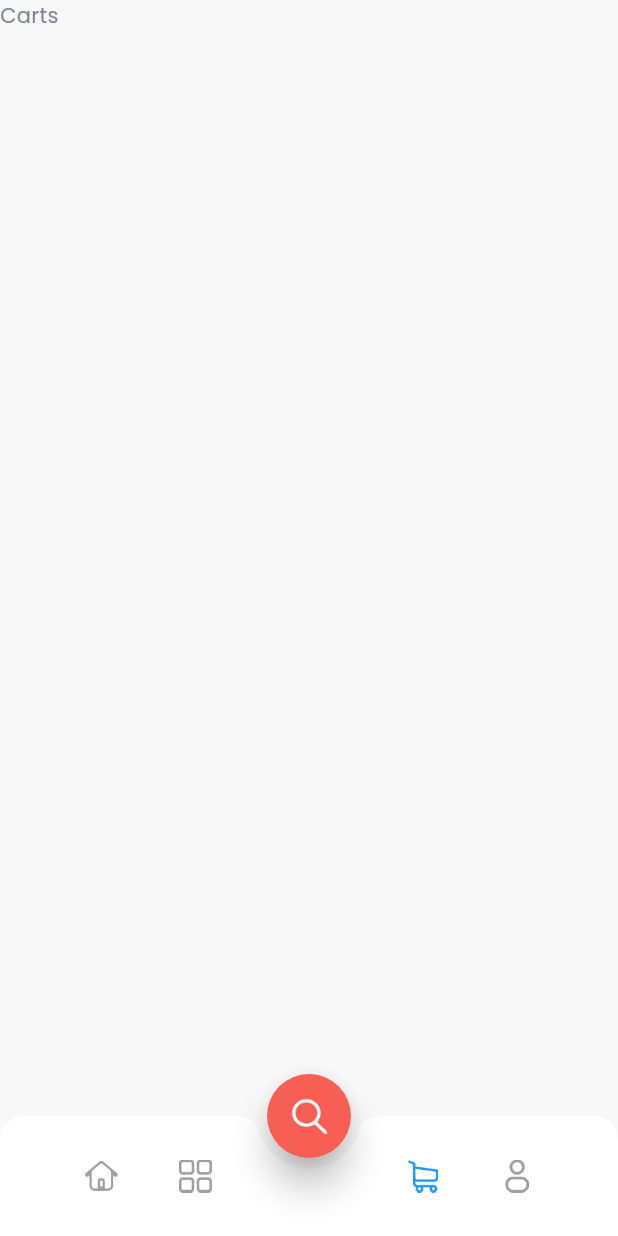
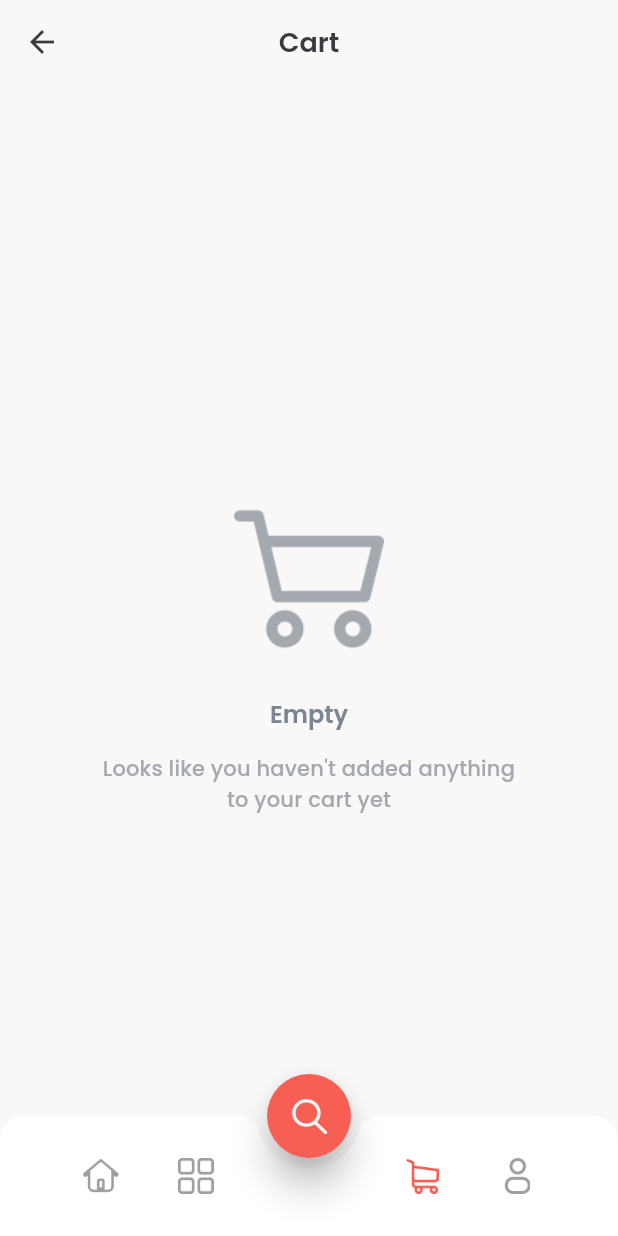
Before and after one commit to whoissharif/dokan, a Flutter app: the BottomNavView screen opened by its route, item 3 of the bottom bar chosen, on a phone screen of 412 x 824 dp. Run offline on Flutter 3.47's test engine with Material 3 defaults, Android fonts, the phone set to English and light mode, and no system bars; our stand-ins replace cached_network_image, dartz, dotted_border, flutter_widget_from_html, fluttertoast, get and 3 more; accounts and stored records are empty; network calls fail.

Commit message:
cart & explore empty screen design

```diff
--- a/lib/app/modules/bottom_nav/views/bottom_nav_view.dart
+++ b/lib/app/modules/bottom_nav/views/bottom_nav_view.dart
@@ -1,4 +1,6 @@
 import 'package:dokan/app/modules/my_account/views/my_account_view.dart';
+import 'package:dokan/app/modules/product/views/cart_view.dart';
+import 'package:dokan/app/modules/product/views/explore_view.dart';
 import 'package:dokan/app/modules/product/views/product_view.dart';
 import 'package:flutter/material.dart';
 import '../../../../theme/app_color.dart';
@@ -17,8 +19,8 @@ class _BottomNavViewState extends State<BottomNavView> {
 
   final List<Widget> _screens = [
     ProductView(),
-    const Explore(),
-    const Cart(),
+    const ExploreView(),
+    const CartView(),
     MyAccountView(),
   ];
 
@@ -93,40 +95,3 @@ class _BottomNavViewState extends State<BottomNavView> {
     );
   }
 }
-
-// Screens for the different bottom navigation items
-class Home extends StatelessWidget {
-  const Home({super.key});
-
-  @override
-  Widget build(BuildContext context) {
-    return const Text('Home');
-  }
-}
-
-class Explore extends StatelessWidget {
-  const Explore({super.key});
-
-  @override
-  Widget build(BuildContext context) {
-    return const Text('Explore');
-  }
-}
-
-class Cart extends StatelessWidget {
-  const Cart({super.key});
-
-  @override
-  Widget build(BuildContext context) {
-    return const Text('Carts');
-  }
-}
-
-class Profile extends StatelessWidget {
-  const Profile({super.key});
-
-  @override
-  Widget build(BuildContext context) {
-    return const Text('Profile');
-  }
-}
--- a/lib/app/modules/bottom_nav/views/widget/nav_item.dart
+++ b/lib/app/modules/bottom_nav/views/widget/nav_item.dart
@@ -1,3 +1,4 @@
+import 'package:dokan/theme/app_color.dart';
 import 'package:flutter/material.dart';
 
 class NavItem extends StatelessWidget {
@@ -20,9 +21,9 @@ class NavItem extends StatelessWidget {
       onTap: onTap,
       child: Image.asset(
         imageUrl,
-        height: 22,
-        width: 22,
-        color: selectedIndex == index ? Colors.blue : Colors.grey,
+        height: 24,
+        width: 24,
+        color: selectedIndex == index ? AppColors.accentColor : Colors.grey,
       ),
     );
   }
--- /dev/null
+++ b/lib/app/modules/product/views/cart_view.dart
@@ -0,0 +1,45 @@
+import 'package:dokan/theme/app_color.dart';
+import 'package:flutter/material.dart';
+
+class CartView extends StatelessWidget {
+  const CartView({super.key});
+
+  @override
+  Widget build(BuildContext context) {
+    return Scaffold(
+      appBar: AppBar(
+        title: const Text('Cart'),
+      ),
+      body: Center(
+        child: Padding(
+          padding: const EdgeInsets.symmetric(horizontal: 30),
+          child: Column(
+            mainAxisAlignment: MainAxisAlignment.center,
+            children: [
+              Image.asset(
+                'assets/icons/cart.png',
+                height: 100,
+                color: AppColors.ternaryText,
+              ),
+              const SizedBox(height: 30),
+              Text(
+                'Empty',
+                style: Theme.of(context).textTheme.titleLarge!.copyWith(
+                      color: AppColors.secondaryText,
+                    ),
+              ),
+              const SizedBox(height: 16),
+              Text(
+                'Looks like you haven\'t added anything\nto your cart yet',
+                textAlign: TextAlign.center,
+                style: Theme.of(context).textTheme.titleMedium!.copyWith(
+                      color: AppColors.ternaryText,
+                    ),
+              ),
+            ],
+          ),
+        ),
+      ),
+    );
+  }
+}
```
Also changed, not shown: lib/app/modules/product/views/explore_view.dart (added, +45 -0 lines), assets/icons/app.png (added), assets/icons/cart.png (added).
